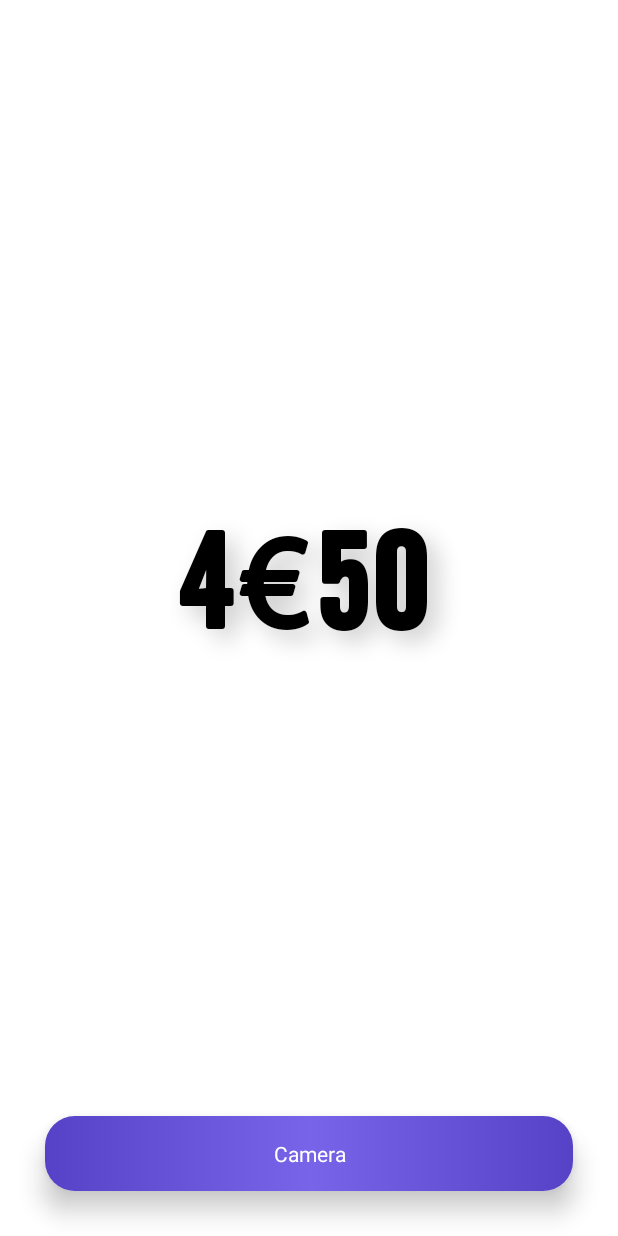
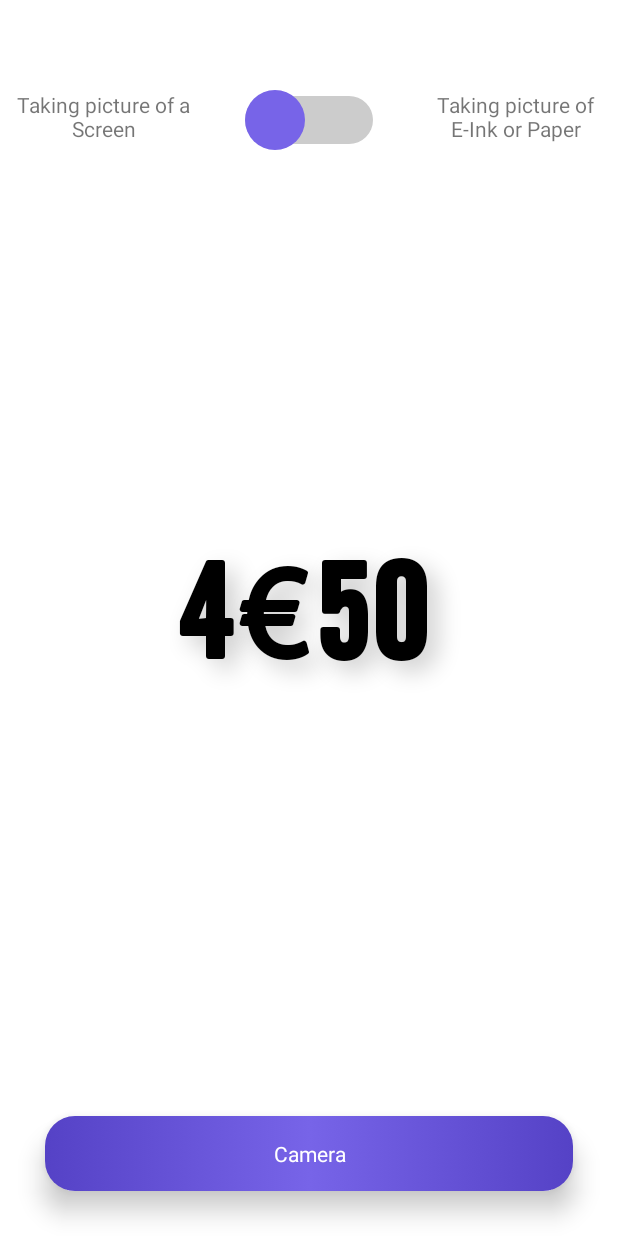
Before and after one commit to looping-boy/PrimoFood, an Android app: the layout fragment_first.xml on its own in the app's theme, with its tools: preview values and no code run, on a phone screen of 412 x 824 dp. Run offline under Robolectric (Android 15) with nearby library versions, the phone set to English and light mode, and no system bars.

Commit message:
fix: implemented a toggle for Screenmode or not ScreenMode

```diff
--- a/app/src/main/java/com/inventhys/gael/primofoodproto/MainActivity.java
+++ b/app/src/main/java/com/inventhys/gael/primofoodproto/MainActivity.java
@@ -34,6 +34,8 @@ public class MainActivity extends AppCompatActivity {
     public static MatOfRect2d boxesMatDigit;
     public static MatOfFloat scoresMatPriceTag;
     public static MatOfRect2d boxesMatPriceTag;
+
+    public static boolean screenMode = true;
 
     private BaseLoaderCallback mLoaderCallback = new BaseLoaderCallback(this) {
         @Override
--- /dev/null
+++ b/app/src/main/res/drawable/knob_thumb.xml
@@ -0,0 +1,5 @@
+<shape xmlns:android="http://schemas.android.com/apk/res/android">
+    <solid android:color="#7764E8" />
+    <size android:width="40dp" android:height="40dp" />
+    <corners android:radius="20dp" />
+</shape>
--- /dev/null
+++ b/app/src/main/res/drawable/seekbartrack.xml
@@ -0,0 +1,5 @@
+<?xml version="1.0" encoding="utf-8"?>
+<shape xmlns:android="http://schemas.android.com/apk/res/android" android:shape="rectangle">
+    <corners android:radius="20dp" />
+    <solid android:color="#CCCCCC"/>
+</shape>
--- a/app/src/main/res/layout/fragment_first.xml
+++ b/app/src/main/res/layout/fragment_first.xml
@@ -4,52 +4,83 @@
     xmlns:tools="http://schemas.android.com/tools"
     android:layout_width="match_parent"
     android:layout_height="match_parent"
-    android:orientation="vertical"
-    >
+    android:orientation="vertical">
 
     <RelativeLayout
         android:layout_width="match_parent"
-        android:layout_height="wrap_content"
-        >
+        android:layout_height="wrap_content">
 
         <androidx.cardview.widget.CardView
             android:layout_width="match_parent"
             android:layout_height="wrap_content"
+            android:layout_gravity="center"
+            android:layout_margin="30dp"
+            app:cardBackgroundColor="@android:color/transparent"
             app:cardCornerRadius="16dp"
-            android:layout_margin="30dp"
-            android:layout_gravity="center"
-            app:cardBackgroundColor="@android:color/transparent"
-            app:cardElevation="16dp"
-            >
+            app:cardElevation="16dp">
 
             <androidx.appcompat.widget.AppCompatImageView
                 android:id="@+id/picturePreview"
                 android:layout_width="match_parent"
                 android:layout_height="wrap_content"
-                android:adjustViewBounds="true"
-                app:layout_constraintDimensionRatio="1:1" />
+                android:adjustViewBounds="true" />
 
         </androidx.cardview.widget.CardView>
 
         <androidx.cardview.widget.CardView
-            android:visibility="invisible"
             android:layout_width="match_parent"
             android:layout_height="wrap_content"
+            android:layout_gravity="center"
+            android:layout_margin="30dp"
+            app:cardBackgroundColor="@android:color/transparent"
             app:cardCornerRadius="16dp"
-            android:layout_margin="30dp"
-
-            >
+            app:cardElevation="16dp">
 
             <androidx.appcompat.widget.AppCompatImageView
                 android:id="@+id/pictureOverlay"
                 android:layout_width="match_parent"
                 android:layout_height="wrap_content"
-                android:adjustViewBounds="true"
-                app:layout_constraintDimensionRatio="1:1" />
+                android:adjustViewBounds="true" />
 
         </androidx.cardview.widget.CardView>
 
     </RelativeLayout>
+
+    <androidx.appcompat.widget.LinearLayoutCompat
+        android:layout_width="match_parent"
+        android:layout_height="wrap_content">
+
+        <TextView
+            android:layout_width="0dp"
+            android:layout_height="wrap_content"
+            android:layout_weight="1"
+            android:text="Taking picture of a Screen"
+            android:textAlignment="center"
+            android:layout_marginHorizontal="10dp"
+            />
+
+        <SeekBar
+            android:id="@+id/knobSeekBar"
+            android:layout_width="0dp"
+            android:layout_height="wrap_content"
+            android:layout_gravity="center"
+            android:layout_marginHorizontal="10dp"
+            android:layout_weight="1"
+            android:max="1"
+            android:progressDrawable="@drawable/seekbartrack"
+            android:splitTrack="false"
+            android:thumb="@drawable/knob_thumb"
+            android:thumbOffset="0dp" />
+
+        <TextView
+            android:layout_width="0dp"
+            android:layout_height="wrap_content"
+            android:layout_weight="1"
+            android:textAlignment="center"
+            android:layout_marginHorizontal="10dp"
+            android:text="Taking picture of E-Ink or Paper" />
+
+    </androidx.appcompat.widget.LinearLayoutCompat>
 
     <LinearLayout
         android:layout_width="wrap_content"
@@ -93,16 +124,16 @@
         android:layout_width="wrap_content"
         android:layout_height="wrap_content"
         android:layout_gravity="center"
+        android:elevation="10dp"
         android:fontFamily="@font/euro"
-        tools:text="4€50"
         android:padding="20dp"
-        android:elevation="10dp"
         android:shadowColor="#33000000"
         android:shadowDx="10"
         android:shadowDy="10"
         android:shadowRadius="20"
         android:textColor="@color/black"
-        android:textSize="100sp" />
+        android:textSize="100sp"
+        tools:text="4€50" />
 
     <!--    <LinearLayout-->
     <!--        android:layout_width="match_parent"-->
@@ -125,13 +156,13 @@
         android:id="@+id/button_first"
         android:layout_width="match_parent"
         android:layout_height="50dp"
-        android:gravity="center"
+        android:layout_margin="30dp"
         android:background="@drawable/button_state"
         android:elevation="10dp"
+        android:gravity="center"
+        android:padding="10dp"
         android:shadowDx="10"
-        android:padding="10dp"
-        android:layout_margin="30dp"
-        android:textColor="@color/white"
-        android:text="Camera" />
+        android:text="Camera"
+        android:textColor="@color/white" />
 
 </LinearLayout>
```
Also changed, not shown: app/src/main/java/com/inventhys/gael/primofoodproto/FirstFragment.java (+109 -17 lines), 96 other files. Lines whose indentation alone changed are shown as unchanged.
